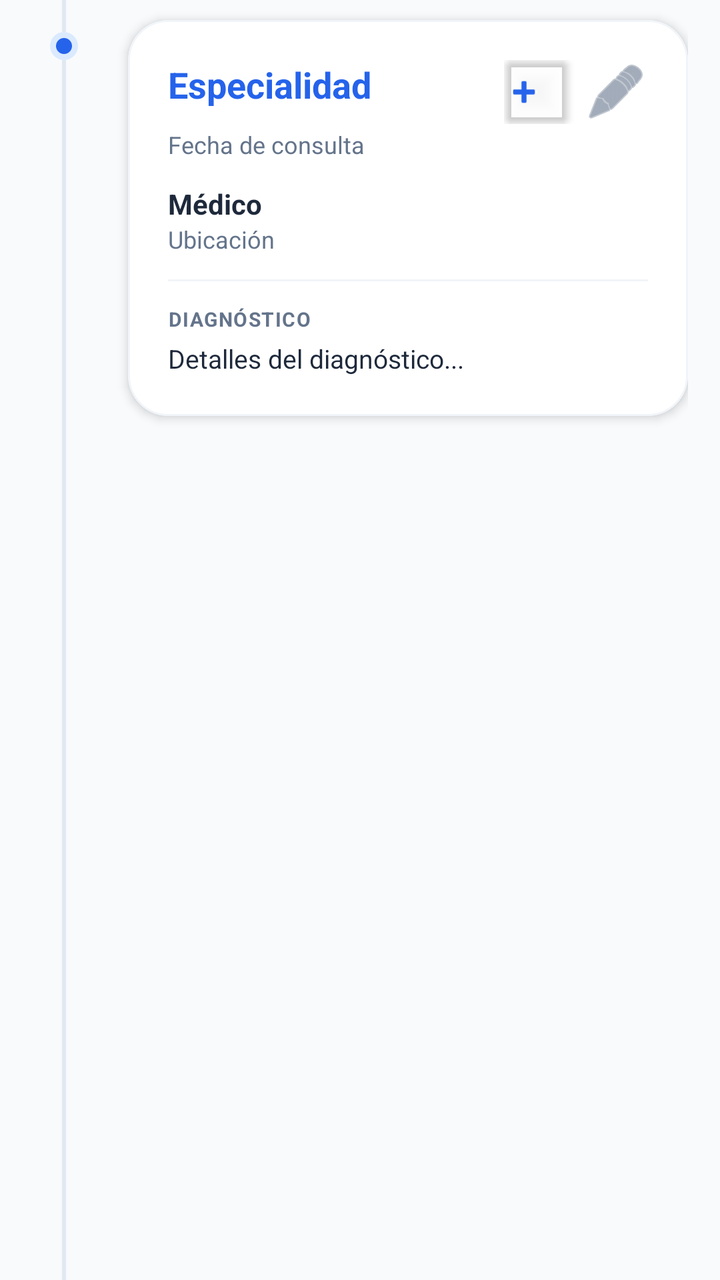
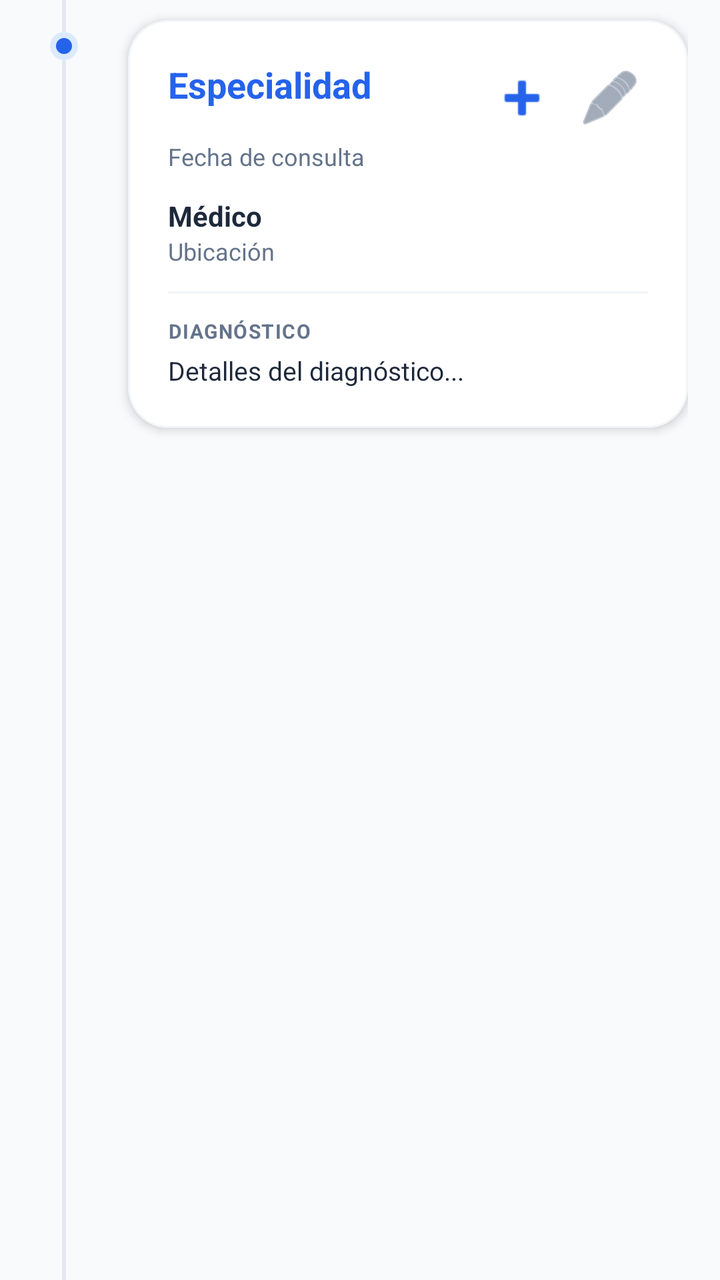

Before-and-after screenshots of an Android layout around one commit, followed by the original layout XML and the change that was made.
<!-- AndroidManifest.xml: application theme AppTheme -->
<!-- res/layout/item_historial.xml -->
<?xml version="1.0" encoding="utf-8"?>
<LinearLayout xmlns:android="http://schemas.android.com/apk/res/android"
    xmlns:app="http://schemas.android.com/apk/res-auto"
    android:layout_width="match_parent"
    android:layout_height="wrap_content"
    android:orientation="horizontal"
    android:paddingStart="16dp"
    android:paddingEnd="16dp">

    
    <LinearLayout
        android:layout_width="32dp"
        android:layout_height="match_parent"
        android:gravity="center_horizontal"
        android:orientation="vertical">
        <View
            android:id="@+id/timeline_top"
            android:layout_width="2dp"
            android:layout_height="16dp"
            android:background="@color/divider" />
        <View
            android:layout_width="14dp"
            android:layout_height="14dp"
            android:background="@drawable/timeline_dot" />
        <View
            android:id="@+id/timeline_bottom"
            android:layout_width="2dp"
            android:layout_height="match_parent"
            android:background="@color/divider" />
    </LinearLayout>

    
    <com.google.android.material.card.MaterialCardView
        android:layout_width="0dp"
        android:layout_height="wrap_content"
        android:layout_weight="1"
        android:layout_marginStart="16dp"
        android:layout_marginTop="10dp"
        android:layout_marginBottom="26dp"
        app:cardCornerRadius="20dp"
        app:cardElevation="3dp"
        app:cardBackgroundColor="@color/white"
        app:strokeColor="#F1F5F9"
        app:strokeWidth="1dp">

        <LinearLayout
            android:layout_width="match_parent"
            android:layout_height="wrap_content"
            android:orientation="vertical"
            android:padding="20dp">

            
            <RelativeLayout
                android:layout_width="match_parent"
                android:layout_height="wrap_content"
                android:gravity="center_vertical">

                <TextView
                    android:id="@+id/tvHistSpecialty"
                    android:layout_width="wrap_content"
                    android:layout_height="wrap_content"
                    android:text="Especialidad"
                    android:textColor="@color/primary"
                    android:textSize="18sp"
                    android:textStyle="bold"
                    android:layout_alignParentStart="true"
                    android:layout_toStartOf="@id/layoutActions" />

                <LinearLayout
                    android:id="@+id/layoutActions"
                    android:layout_width="wrap_content"
                    android:layout_height="wrap_content"
                    android:layout_alignParentEnd="true"
                    android:gravity="center_vertical"
                    android:orientation="horizontal">

                    <com.google.android.material.button.MaterialButton
                        android:id="@+id/btnAttachDoc"
                        style="@style/Widget.MaterialComponents.Button.Icon"
                        android:layout_width="32dp"
                        android:layout_height="32dp"
                        android:layout_marginEnd="8dp"
                        android:padding="0dp"
                        android:insetLeft="0dp"
                        android:insetTop="0dp"
                        android:insetRight="0dp"
                        android:insetBottom="0dp"
                        app:icon="@android:drawable/ic_input_add"
                        app:iconSize="20dp"
                        app:iconTint="@color/primary"
                        app:backgroundTint="@android:color/transparent"
                        app:elevation="0dp" />

                    <ImageButton
                        android:id="@+id/btnHistMenu"
                        android:layout_width="32dp"
                        android:layout_height="32dp"
                        android:background="?attr/selectableItemBackgroundBorderless"
                        android:src="@android:drawable/ic_menu_edit"
                        app:tint="@color/text_secondary" />
                </LinearLayout>
            </RelativeLayout>

            <TextView
                android:id="@+id/tvHistDateTime"
                android:layout_width="wrap_content"
                android:layout_height="wrap_content"
                android:layout_marginTop="2dp"
                android:text="Fecha de consulta"
                android:textColor="@color/text_secondary"
                android:textSize="12sp" />

            <TextView
                android:id="@+id/tvHistStatus"
                android:layout_width="wrap_content"
                android:layout_height="wrap_content"
                android:layout_marginTop="4dp"
                android:text="PENDIENTE"
                android:textColor="@color/sos_red"
                android:textSize="10sp"
                android:textStyle="bold"
                android:visibility="gone" />

            <TextView
                android:id="@+id/tvHistDoctor"
                android:layout_width="wrap_content"
                android:layout_height="wrap_content"
                android:layout_marginTop="12dp"
                android:text="Médico"
                android:textColor="@color/text_primary"
                android:textStyle="bold"
                android:textSize="14sp" />

            <TextView
                android:id="@+id/tvHistLocation"
                android:layout_width="wrap_content"
                android:layout_height="wrap_content"
                android:text="Ubicación"
                android:textColor="@color/text_secondary"
                android:textSize="12sp" />

            <View
                android:layout_width="match_parent"
                android:layout_height="1dp"
                android:background="#F1F5F9"
                android:layout_marginVertical="12dp" />

            <TextView
                android:layout_width="wrap_content"
                android:layout_height="wrap_content"
                android:text="DIAGNÓSTICO"
                android:textColor="@color/text_secondary"
                android:textSize="10sp"
                android:textStyle="bold"
                android:letterSpacing="0.05" />

            <TextView
                android:id="@+id/tvHistDiagnosis"
                android:layout_width="match_parent"
                android:layout_height="wrap_content"
                android:layout_marginTop="4dp"
                android:text="Detalles del diagnóstico..."
                android:textColor="@color/text_primary"
                android:textSize="13sp" />

            
            <LinearLayout
                android:id="@+id/layoutDocHeader"
                android:layout_width="match_parent"
                android:layout_height="wrap_content"
                android:orientation="vertical"
                android:visibility="gone">

                <View
                    android:layout_width="match_parent"
                    android:layout_height="1dp"
                    android:background="#F1F5F9"
                    android:layout_marginVertical="12dp" />

                <TextView
                    android:layout_width="wrap_content"
                    android:layout_height="wrap_content"
                    android:text="ARCHIVOS ADJUNTOS"
                    android:textColor="@color/primary"
                    android:textSize="10sp"
                    android:textStyle="bold"
                    android:layout_marginBottom="8dp" />

                <LinearLayout
                    android:id="@+id/layoutRelatedDocs"
                    android:layout_width="match_parent"
                    android:layout_height="wrap_content"
                    android:orientation="vertical" />
            </LinearLayout>

        </LinearLayout>
    </com.google.android.material.card.MaterialCardView>

</LinearLayout>
<!-- resources referenced by this layout -->
<resources>
  <color name="divider">#E2E8F0</color>
  <color name="primary">#2563EB</color>
  <color name="sos_red">#EF4444</color>
  <color name="text_primary">#1E293B</color>
  <color name="text_secondary">#64748B</color>
  <color name="white">#FFFFFF</color>
  <!-- drawable timeline_dot (drawable) -->
  <?xml version="1.0" encoding="utf-8"?>
  <shape xmlns:android="http://schemas.android.com/apk/res/android"
      android:shape="oval">
      <solid android:color="@color/primary" />
      <size android:width="14dp" android:height="14dp" />
      <stroke android:width="3dp" android:color="@color/primary_light" />
  </shape>
  <style name="AppTheme" parent="Theme.MaterialComponents.Light.NoActionBar">
          <item name="colorPrimary">@color/primary</item>
          <item name="colorPrimaryDark">@color/primary_dark</item>
          <item name="colorAccent">@color/accent</item>
          <item name="android:windowBackground">@color/background</item>
          <item name="bottomNavigationStyle">@style/CustomBottomNavigation</item>
      </style>
  <color name="primary_light">#DBEAFE</color>
  <color name="primary_dark">#1E40AF</color>
  <color name="accent">#10B981</color>
  <color name="background">#F8FAFC</color>
  <style name="CustomBottomNavigation" parent="Widget.MaterialComponents.BottomNavigationView">
          <item name="labelVisibilityMode">labeled</item>
          <item name="itemIconSize">22dp</item>
          <item name="itemRippleColor">@color/primary_light</item>
          <item name="backgroundTint">@color/white</item>
          <item name="itemIconTint">@color/selector_nav_color</item>
          <item name="itemTextColor">@color/selector_nav_color</item>
          <item name="android:paddingTop">0dp</item>
          <item name="android:paddingBottom">0dp</item>
      </style>
</resources>

<!-- the commit's change to res/layout/item_historial.xml (unified diff, before → after) -->
@@ -74,30 +74,24 @@
                     android:gravity="center_vertical"
                     android:orientation="horizontal">
 
-                    <com.google.android.material.button.MaterialButton
+                    <ImageButton
                         android:id="@+id/btnAttachDoc"
-                        style="@style/Widget.MaterialComponents.Button.Icon"
-                        android:layout_width="32dp"
-                        android:layout_height="32dp"
-                        android:layout_marginEnd="8dp"
-                        android:padding="0dp"
-                        android:insetLeft="0dp"
-                        android:insetTop="0dp"
-                        android:insetRight="0dp"
-                        android:insetBottom="0dp"
-                        app:icon="@android:drawable/ic_input_add"
-                        app:iconSize="20dp"
-                        app:iconTint="@color/primary"
-                        app:backgroundTint="@android:color/transparent"
-                        app:elevation="0dp" />
+                        android:layout_width="38dp"
+                        android:layout_height="38dp"
+                        android:background="?attr/selectableItemBackgroundBorderless"
+                        android:src="@android:drawable/ic_input_add"
+                        app:tint="@color/primary"
+                        android:layout_marginEnd="6dp"
+                        android:scaleType="centerInside" />
 
                     <ImageButton
                         android:id="@+id/btnHistMenu"
-                        android:layout_width="32dp"
-                        android:layout_height="32dp"
+                        android:layout_width="38dp"
+                        android:layout_height="38dp"
                         android:background="?attr/selectableItemBackgroundBorderless"
                         android:src="@android:drawable/ic_menu_edit"
-                        app:tint="@color/text_secondary" />
+                        app:tint="@color/text_secondary"
+                        android:scaleType="centerInside" />
                 </LinearLayout>
             </RelativeLayout>
 
